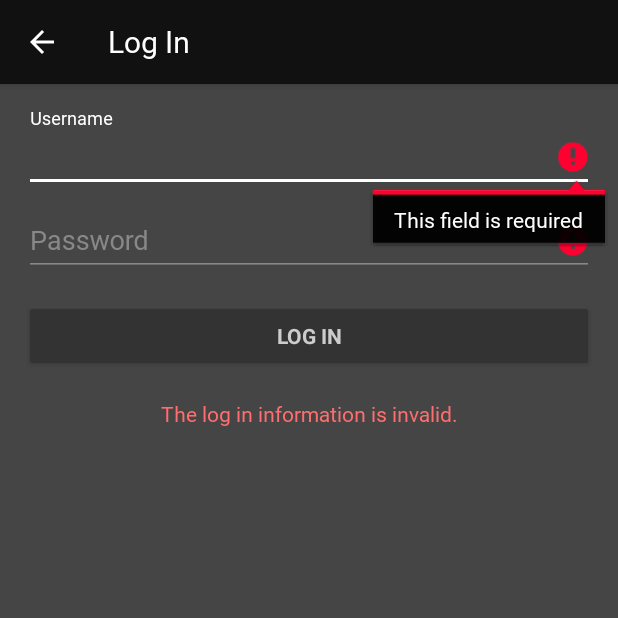
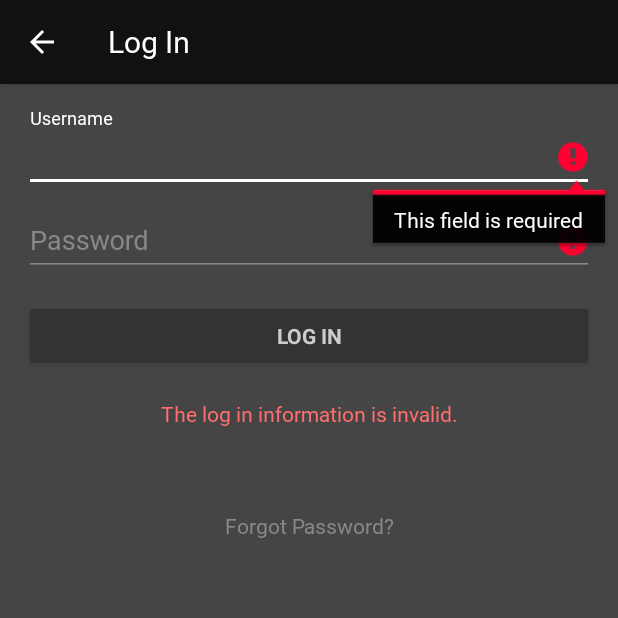
Before and after one commit to alphanexustech/AffectNexusMobile, an Android app: the LoginActivity screen opened directly, with no data from a screen before it, after a tap on "LOG IN", on a phone screen of 412 x 824 dp, the top half of it. Run offline under Robolectric (Android 15) with nearby library versions, the phone set to English and light mode, and no system bars; our stand-ins replace Volley; Roboto replaces fonts that are not available here.

Commit message:
feat: Add forgot password link

```diff
--- a/app/src/main/java/io/alphanexus/affectnexusmobile/LoginActivity.java
+++ b/app/src/main/java/io/alphanexus/affectnexusmobile/LoginActivity.java
@@ -1,8 +1,10 @@
 package io.alphanexus.affectnexusmobile;
 
 import android.annotation.TargetApi;
+import android.content.ActivityNotFoundException;
 import android.content.Context;
 import android.content.Intent;
+import android.net.Uri;
 import android.os.Build;
 import android.support.v7.app.AppCompatActivity;
 import android.os.Bundle;
@@ -34,6 +36,7 @@ public class LoginActivity extends AppCompatActivity {
 
     private TextView Info;
     private TextView Error;
+    private TextView ForgotPassword;
 
     @Override
     protected void onCreate(Bundle savedInstanceState) {
@@ -47,11 +50,29 @@ public class LoginActivity extends AppCompatActivity {
 
         Info = (TextView)findViewById(R.id.info);
         Error = (TextView)findViewById(R.id.error);
+        ForgotPassword = (TextView)findViewById(R.id.forgot_password);
 
         Login.setOnClickListener(new View.OnClickListener() {
             @Override
             public void onClick(View view) {
-                validate(Username.getText().toString(), Password.getText().toString());
+            validate(Username.getText().toString(), Password.getText().toString());
+            }
+        });
+
+        ForgotPassword.setOnClickListener(new View.OnClickListener() {
+            @Override
+            public void onClick(View view) {
+            String mailto = "mailto:support@alphanex.us";
+
+            Intent emailIntent = new Intent(Intent.ACTION_SENDTO);
+            emailIntent.putExtra(android.content.Intent.EXTRA_SUBJECT, "Help. I Forgot My Password.");
+            emailIntent.setData(Uri.parse(mailto));
+
+            try {
+                startActivity(emailIntent);
+            } catch (ActivityNotFoundException e) {
+                e.printStackTrace();
+            }
             }
         });
     }
--- a/app/src/main/res/layout/activity_login.xml
+++ b/app/src/main/res/layout/activity_login.xml
@@ -87,6 +87,16 @@
             android:textColor="@color/colorSecondaryFont"
             android:textSize="14sp" />
 
+        <TextView
+            android:id="@+id/forgot_password"
+            android:layout_width="match_parent"
+            android:layout_height="wrap_content"
+            android:paddingTop="@dimen/caption_top_padding"
+            android:text="@string/forgot_password"
+            android:textAlignment="center"
+            android:textColor="@color/colorSecondaryFont"
+            android:textSize="14sp" />
+
     </LinearLayout>
 
 </LinearLayout>
--- a/app/src/main/res/values/strings.xml
+++ b/app/src/main/res/values/strings.xml
@@ -16,6 +16,7 @@
     <string name="error_field_required">This field is required</string>
     <string name="title_activity_login">Log In</string>
     <string name="title_activity_signup">Sign Up</string>
+    <string name="forgot_password">Forgot Password?</string>
 
     <!-- Everything else except Settings -->
     <string name="title_home">Home</string>
```
